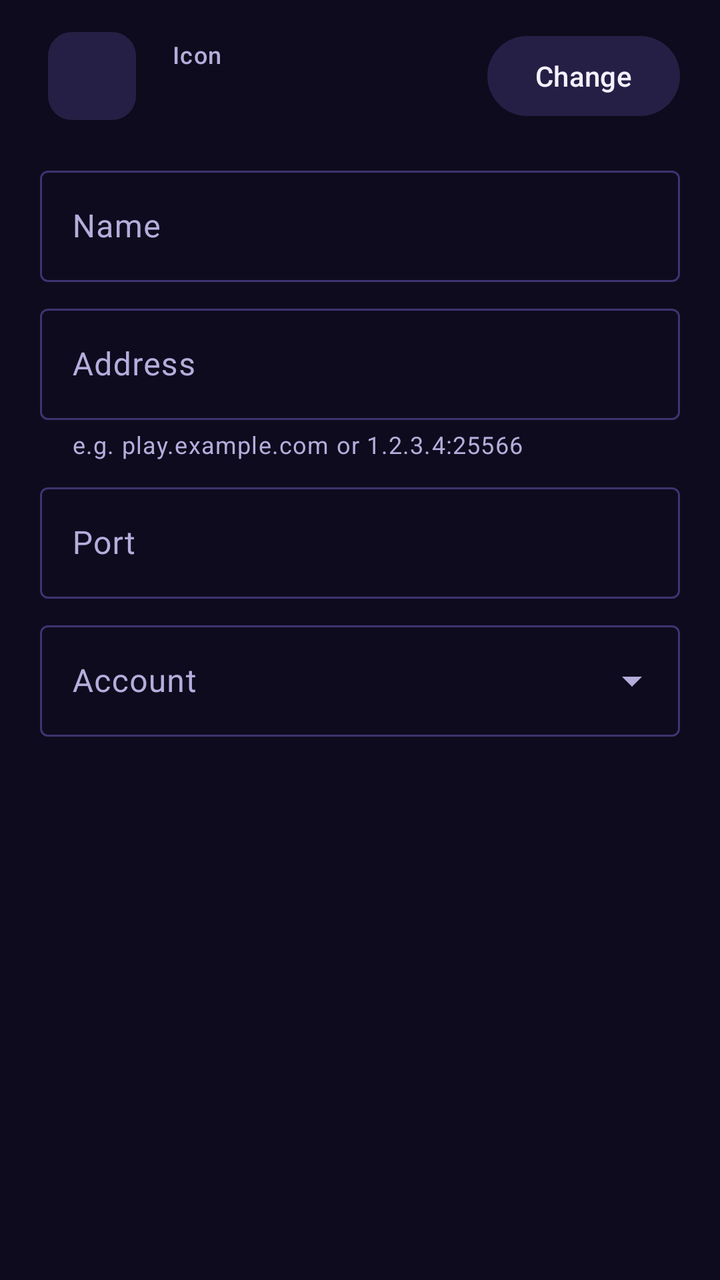
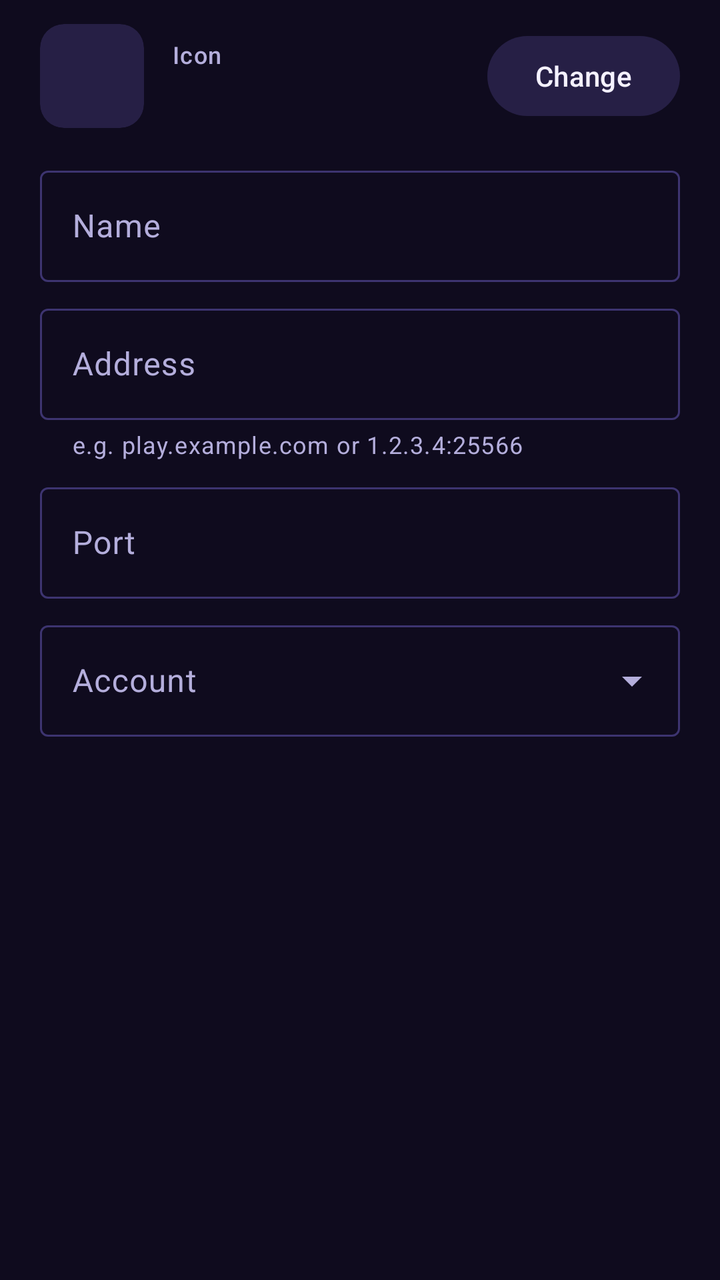

An Android layout rendered at two revisions. The XML below is the earlier revision; the diff shows what the commit changed to produce the second picture.
<!-- AndroidManifest.xml: application theme Theme.Quantum -->
<!-- res/layout/dialog_afk_server.xml -->
<?xml version="1.0" encoding="utf-8"?>
<ScrollView xmlns:android="http://schemas.android.com/apk/res/android"
    xmlns:app="http://schemas.android.com/apk/res-auto"
    android:layout_width="match_parent"
    android:layout_height="wrap_content">

    <LinearLayout
        android:layout_width="match_parent"
        android:layout_height="wrap_content"
        android:orientation="vertical"
        android:paddingHorizontal="20dp"
        android:paddingTop="8dp">

        <LinearLayout
            android:id="@+id/icon_row"
            android:layout_width="match_parent"
            android:layout_height="wrap_content"
            android:layout_marginBottom="12dp"
            android:background="?attr/selectableItemBackground"
            android:gravity="center_vertical"
            android:orientation="horizontal"
            android:paddingVertical="4dp">

            <com.google.android.material.imageview.ShapeableImageView
                android:id="@+id/icon_preview"
                android:layout_width="52dp"
                android:layout_height="52dp"
                android:background="@drawable/bg_icon_tile"
                android:padding="4dp"
                android:scaleType="fitCenter"
                app:shapeAppearanceOverlay="@style/ShapeAppearance.Quantum.Avatar" />

            <LinearLayout
                android:layout_width="0dp"
                android:layout_height="wrap_content"
                android:layout_marginStart="14dp"
                android:layout_weight="1"
                android:orientation="vertical">

                <TextView
                    android:layout_width="wrap_content"
                    android:layout_height="wrap_content"
                    android:text="@string/afk_icon"
                    android:textAppearance="?attr/textAppearanceLabelMedium"
                    android:textColor="@color/text_secondary" />

                <TextView
                    android:id="@+id/icon_name"
                    android:layout_width="wrap_content"
                    android:layout_height="wrap_content"
                    android:textAppearance="?attr/textAppearanceBodyLarge" />
            </LinearLayout>

            <com.google.android.material.button.MaterialButton
                android:id="@+id/icon_change"
                style="@style/Widget.Material3.Button.TonalButton"
                android:layout_width="wrap_content"
                android:layout_height="wrap_content"
                android:text="@string/afk_icon_change" />
        </LinearLayout>

        <com.google.android.material.textfield.TextInputLayout
            android:id="@+id/name_layout"
            style="?attr/textInputOutlinedStyle"
            android:layout_width="match_parent"
            android:layout_height="wrap_content"
            android:hint="@string/afk_server_name">

            <com.google.android.material.textfield.TextInputEditText
                android:id="@+id/name"
                android:layout_width="match_parent"
                android:layout_height="wrap_content"
                android:inputType="text"
                android:maxLines="1" />
        </com.google.android.material.textfield.TextInputLayout>

        <com.google.android.material.textfield.TextInputLayout
            android:id="@+id/address_layout"
            style="?attr/textInputOutlinedStyle"
            android:layout_width="match_parent"
            android:layout_height="wrap_content"
            android:layout_marginTop="8dp"
            android:hint="@string/afk_server_address"
            app:helperText="@string/afk_server_address_help">

            <com.google.android.material.textfield.TextInputEditText
                android:id="@+id/address"
                android:layout_width="match_parent"
                android:layout_height="wrap_content"
                android:inputType="textUri"
                android:maxLines="1" />
        </com.google.android.material.textfield.TextInputLayout>

        <com.google.android.material.textfield.TextInputLayout
            android:id="@+id/port_layout"
            style="?attr/textInputOutlinedStyle"
            android:layout_width="match_parent"
            android:layout_height="wrap_content"
            android:layout_marginTop="8dp"
            android:hint="@string/afk_server_port">

            <com.google.android.material.textfield.TextInputEditText
                android:id="@+id/port"
                android:layout_width="match_parent"
                android:layout_height="wrap_content"
                android:inputType="number"
                android:maxLength="5"
                android:maxLines="1" />
        </com.google.android.material.textfield.TextInputLayout>

        <com.google.android.material.textfield.TextInputLayout
            android:id="@+id/account_layout"
            style="?attr/textInputOutlinedExposedDropdownMenuStyle"
            android:layout_width="match_parent"
            android:layout_height="wrap_content"
            android:layout_marginTop="8dp"
            android:hint="@string/account">

            <com.google.android.material.textfield.MaterialAutoCompleteTextView
                android:id="@+id/account"
                android:layout_width="match_parent"
                android:layout_height="wrap_content"
                android:inputType="none" />
        </com.google.android.material.textfield.TextInputLayout>
    </LinearLayout>
</ScrollView>
<!-- resources referenced by this layout -->
<resources>
  <color name="text_secondary">#B4AEDC</color>
  <!-- drawable bg_icon_tile (drawable) -->
  <?xml version="1.0" encoding="utf-8"?>
  <shape xmlns:android="http://schemas.android.com/apk/res/android">
      <corners android:radius="12dp" />
      <solid android:color="@color/surface_high" />
  </shape>
  <string name="account">Account</string>
  <string name="afk_icon">Icon</string>
  <string name="afk_icon_change">Change</string>
  <string name="afk_server_address">Address</string>
  <string name="afk_server_address_help">e.g. play.example.com or 1.2.3.4:25566</string>
  <string name="afk_server_name">Name</string>
  <string name="afk_server_port">Port</string>
  <style name="ShapeAppearance.Quantum.Avatar" parent="">
          <item name="cornerFamily">rounded</item>
          <item name="cornerSize">12dp</item>
      </style>
  <style name="Theme.Quantum" parent="Theme.Quantum.Base" />
  <color name="surface_high">#261F45</color>
  <color name="brand">#2EE6D6</color>
  <color name="on_brand">#04201F</color>
  <color name="brand_deep">#0F8F9A</color>
  <color name="text_primary">#F4F1FF</color>
  <color name="accent">#B794FF</color>
  <color name="error">#FF6B7A</color>
  <color name="bg">#0F0B1E</color>
  <color name="surface">#1A1530</color>
  <color name="outline">#3D3470</color>
  <style name="Widget.Quantum.Card" parent="Widget.Material3.CardView.Filled">
          <item name="cardBackgroundColor">@color/surface</item>
          <item name="cardCornerRadius">20dp</item>
          <item name="strokeWidth">1dp</item>
          <item name="strokeColor">@color/outline</item>
      </style>
  <style name="ThemeOverlay.Quantum.BottomSheet" parent="ThemeOverlay.Material3.BottomSheetDialog">
          <item name="bottomSheetStyle">@style/Widget.Quantum.BottomSheet</item>
      </style>
  <style name="PreferenceThemeOverlay.Quantum" parent="PreferenceThemeOverlay">
          <item name="preferenceCategoryTitleTextAppearance">@style/TextAppearance.Quantum.Category</item>
      </style>
  <style name="Widget.Quantum.BottomSheet" parent="Widget.Material3.BottomSheet.Modal">
          <item name="backgroundTint">@color/surface</item>
      </style>
  <style name="TextAppearance.Quantum.Category" parent="TextAppearance.Material3.LabelLarge">
          <item name="android:textColor">@color/accent</item>
          <item name="android:letterSpacing">0.06</item>
          <item name="android:textStyle">bold</item>
      </style>
  <!-- unchanged entries left out for length: 1 -->
</resources>

<!-- the commit's change to res/layout/dialog_afk_server.xml (unified diff, before → after) -->
@@ -26,8 +26,7 @@
                 android:layout_width="52dp"
                 android:layout_height="52dp"
                 android:background="@drawable/bg_icon_tile"
-                android:padding="4dp"
-                android:scaleType="fitCenter"
+                        android:scaleType="fitCenter"
                 app:shapeAppearanceOverlay="@style/ShapeAppearance.Quantum.Avatar" />
 
             <LinearLayout
